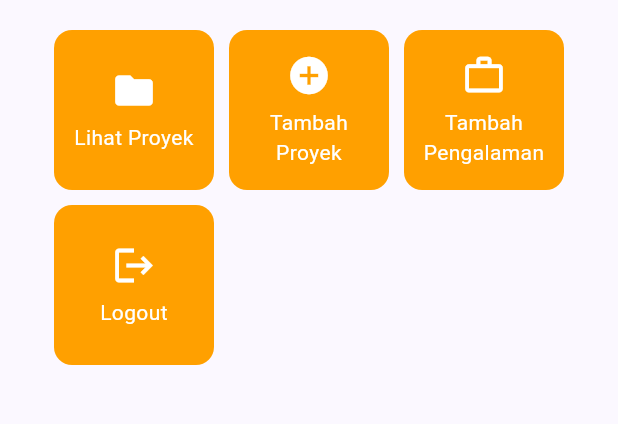
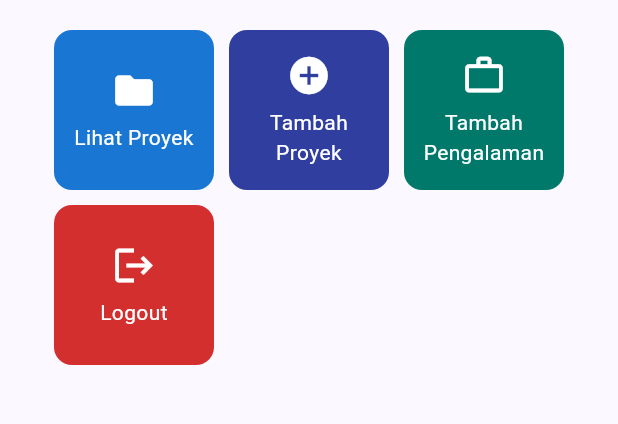
Before and after one commit to alena-aura/myportofolio_mobile, a Flutter app: the screen it shows after launch, on a phone screen of 412 x 824 dp, the part 327-751 px from its top. Run offline on Flutter 3.47's test engine with Material 3 defaults, Android fonts, the phone set to English and light mode, and no system bars.

Commit message:
style: customize distinct colors for action cards

```diff
--- a/lib/screens/menu.dart
+++ b/lib/screens/menu.dart
@@ -10,10 +10,10 @@ class MyHomePage extends StatelessWidget {
   final String kelas = "PBP C";
 
   final List<ItemHomepage> items = [
-    ItemHomepage("Lihat Proyek", Icons.folder),
-    ItemHomepage("Tambah Proyek", Icons.add_circle),
-    ItemHomepage("Tambah Pengalaman", Icons.work_outline),
-    ItemHomepage("Logout", Icons.logout),
+    ItemHomepage("Lihat Proyek", Icons.folder, Colors.blue.shade700),
+    ItemHomepage("Tambah Proyek", Icons.add_circle, Colors.indigo.shade700),
+    ItemHomepage("Tambah Pengalaman", Icons.work_outline, Colors.teal.shade700),
+    ItemHomepage("Logout", Icons.logout, Colors.red.shade700),
   ];
 
   @override
--- a/lib/widgets/project_card.dart
+++ b/lib/widgets/project_card.dart
@@ -5,8 +5,9 @@ import 'package:myportofolio_mobile/screens/project_form.dart';
 class ItemHomepage {
   final String name;
   final IconData icon;
+  final Color? color;
 
-  ItemHomepage(this.name, this.icon);
+  ItemHomepage(this.name, this.icon, [this.color]);
 }
 
 class ItemCard extends StatelessWidget {
@@ -17,7 +18,7 @@ class ItemCard extends StatelessWidget {
   @override
   Widget build(BuildContext context) {
     return Material(
-      color: Theme.of(context).colorScheme.secondary,
+      color: item.color ?? Theme.of(context).colorScheme.secondary,
       borderRadius: BorderRadius.circular(12),
       child: InkWell(
         onTap: () {
```
